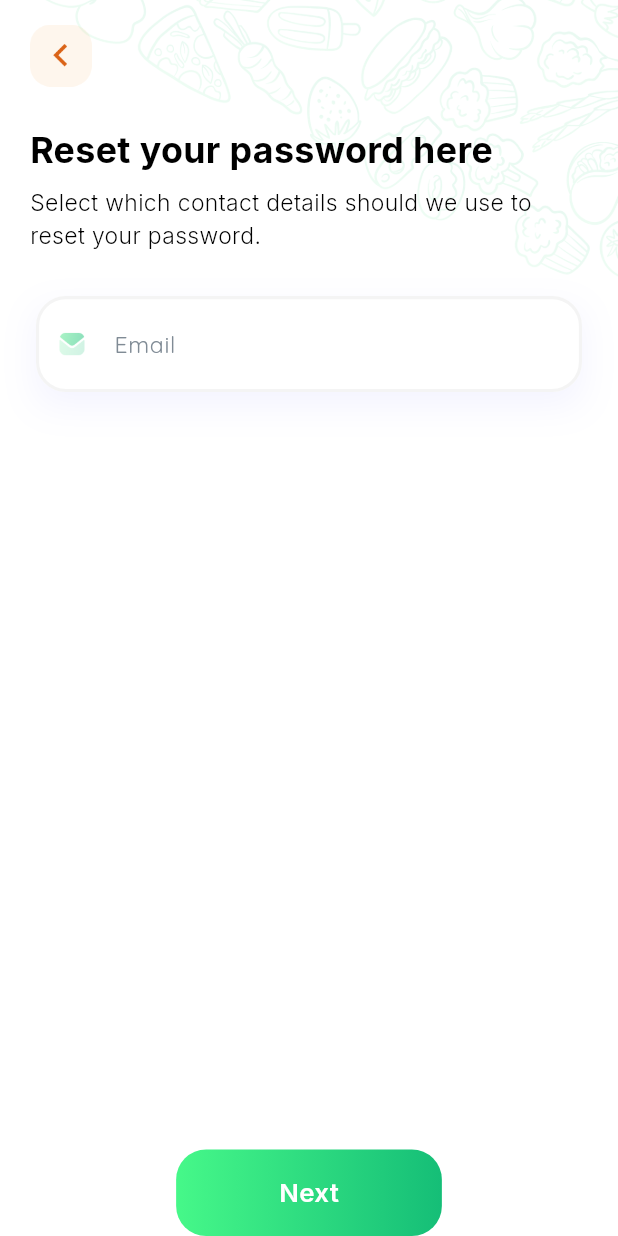
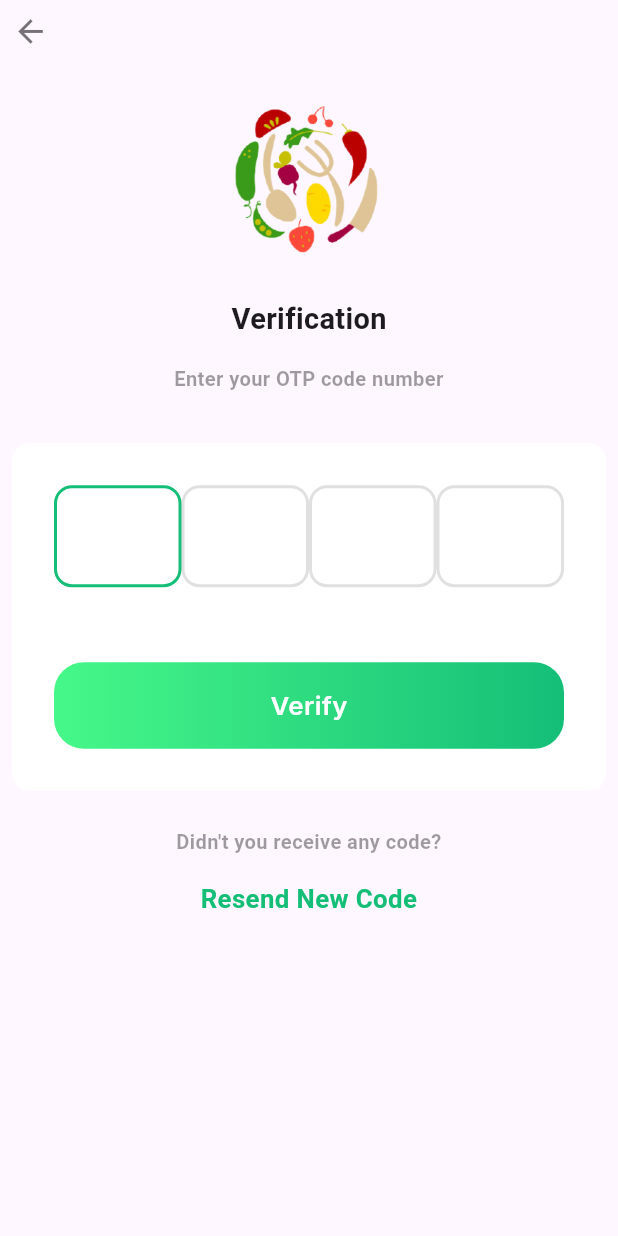
Before and after one commit to UmaraRana1122/Assessment, a Flutter app: the screen it shows after launch, on a phone screen of 412 x 824 dp. Run offline on Flutter 3.47's test engine with Material 3 defaults, Android fonts, the phone set to English and light mode, and no system bars; our stand-ins replace cloud_firestore, firebase_auth, firebase_core, firebase_storage, flutter_easyloading, flutter_image_compress and 7 more; missing offline and left inert: flutter_pin_code_widget, flutter_ripple, slideable; accounts and stored records are empty.

Commit message:
added Otp screen

```diff
--- /dev/null
+++ b/lib/Screens/otp_Screen.dart
@@ -0,0 +1,138 @@
+import 'package:flutter/material.dart';
+import 'package:practiceapp/Widgets/genericTextWidget.dart';
+import 'package:practiceapp/Widgets/otpWidget.dart';
+import 'package:responsive_sizer/responsive_sizer.dart';
+
+class OTPScreen extends StatelessWidget {
+  const OTPScreen({super.key});
+
+  @override
+  Widget build(BuildContext context) {
+    return Scaffold(
+      body: SafeArea(
+        child: Padding(
+          padding: const EdgeInsets.all(8.0),
+          child: Column(
+            children: [
+              Align(
+                alignment: Alignment.topLeft,
+                child: GestureDetector(
+                  onTap: () => Navigator.pop(context),
+                  child: Icon(
+                    Icons.arrow_back,
+                    size: 3.h,
+                    color: Colors.black54,
+                  ),
+                ),
+              ),
+              SizedBox(
+                height: 18,
+              ),
+              Image.asset(
+                'assets/images/food.png',
+                height: 15.h,
+              ),
+              SizedBox(
+                height: 3.h,
+              ),
+              Text(
+                'Verification',
+                style: TextStyle(
+                  fontSize: 18.sp,
+                  fontWeight: FontWeight.bold,
+                ),
+              ),
+              SizedBox(
+                height: 2.h,
+              ),
+              Text(
+                "Enter your OTP code number",
+                style: TextStyle(
+                  fontSize: 15.sp,
+                  fontWeight: FontWeight.bold,
+                  color: Colors.black38,
+                ),
+                textAlign: TextAlign.center,
+              ),
+              SizedBox(
+                height: 4.h,
+              ),
+              Container(
+                padding: EdgeInsets.all(28),
+                decoration: BoxDecoration(
+                  color: Colors.white,
+                  borderRadius: BorderRadius.circular(12),
+                ),
+                child: Column(
+                  children: [
+                    Row(
+                        mainAxisAlignment: MainAxisAlignment.spaceBetween,
+                        children: [
+                          textFieldOTP(context),
+                          textFieldOTP(context),
+                          textFieldOTP(context),
+                          textFieldOTP(context),
+                        ]),
+                    SizedBox(
+                      height: 4.h,
+                    ),
+                    Center(
+                      child: InkWell(
+                        onTap: () {},
+                        child: Container(
+                          height: 7.h,
+                          width: 100.w,
+                          decoration: BoxDecoration(
+                            borderRadius: BorderRadius.circular(20),
+                            gradient: LinearGradient(
+                              colors: [
+                                Color(0xff46F889),
+                                Color(0xff15BE77),
+                              ],
+                              begin: Alignment.topLeft,
+                              end: Alignment.topRight,
+                            ),
+                          ),
+                          child: Align(
+                            child: genericTextWidget("Verify",
+                                color: Colors.white,
+                                fontSize: 17.sp,
+                                fontWeight: FontWeight.w600),
+                          ),
+                        ),
+                      ),
+                    ),
+                  ],
+                ),
+              ),
+              SizedBox(
+                height: 3.h,
+              ),
+              Text(
+                "Didn't you receive any code?",
+                style: TextStyle(
+                  fontSize: 15.sp,
+                  fontWeight: FontWeight.bold,
+                  color: Colors.black38,
+                ),
+                textAlign: TextAlign.center,
+              ),
+              SizedBox(
+                height: 2.h,
+              ),
+              Text(
+                "Resend New Code",
+                style: TextStyle(
+                  fontSize: 17.sp,
+                  fontWeight: FontWeight.bold,
+                  color: Color(0xff15BE77),
+                ),
+                textAlign: TextAlign.center,
+              ),
+            ],
+          ),
+        ),
+      ),
+    );
+  }
+}
--- /dev/null
+++ b/lib/Widgets/otpWidget.dart
@@ -0,0 +1,39 @@
+import 'package:flutter/material.dart';
+
+Widget textFieldOTP(BuildContext context,
+    {bool first = false, bool last = false}) {
+  return SizedBox(
+    height: 85,
+    child: AspectRatio(
+      aspectRatio: 1.0,
+      child: TextField(
+        autofocus: true,
+        onChanged: (value) {
+          if (value.length == 1 && last == false) {
+            FocusScope.of(context).nextFocus();
+          }
+          if (value.isEmpty && first == false) {
+            FocusScope.of(context).previousFocus();
+          }
+        },
+        showCursor: false,
+        readOnly: false,
+        textAlign: TextAlign.center,
+        style: TextStyle(fontSize: 24, fontWeight: FontWeight.bold),
+        keyboardType: TextInputType.number,
+        maxLength: 1,
+        decoration: InputDecoration(
+          counter: Offstage(),
+          enabledBorder: OutlineInputBorder(
+            borderSide: BorderSide(width: 2, color: Colors.black12),
+            borderRadius: BorderRadius.circular(12),
+          ),
+          focusedBorder: OutlineInputBorder(
+            borderSide: BorderSide(width: 2, color: Color(0xff15BE77)),
+            borderRadius: BorderRadius.circular(12),
+          ),
+        ),
+      ),
+    ),
+  );
+}
--- a/lib/main.dart
+++ b/lib/main.dart
@@ -4,7 +4,8 @@ import 'package:flutter/services.dart';
 import 'package:flutter_easyloading/flutter_easyloading.dart';
 import 'package:get/get.dart';
 import 'package:practiceapp/API/fireSroteAPI.dart';
-import 'package:practiceapp/Screens/forgotPassword.dart';
+import 'package:practiceapp/Screens/edit_Payment.dart';
+import 'package:practiceapp/Screens/otp_Screen.dart';
 import 'package:practiceapp/services/authservices.dart';
 import 'package:practiceapp/services/fireStoreServices.dart';
 import 'package:practiceapp/services/localServices.dart';
@@ -48,7 +49,7 @@ class MyApp extends StatelessWidget {
       builder: (context, orientation, screenType) {
         return GetMaterialApp(
           debugShowCheckedModeBanner: false,
-          home: ForgotPasswordScreen(),
+          home: OTPScreen(),
           builder: EasyLoading.init(),
         );
       },
```
Also changed, not shown: assets/images/ill.png (added), assets/images/ill2.png (added).
